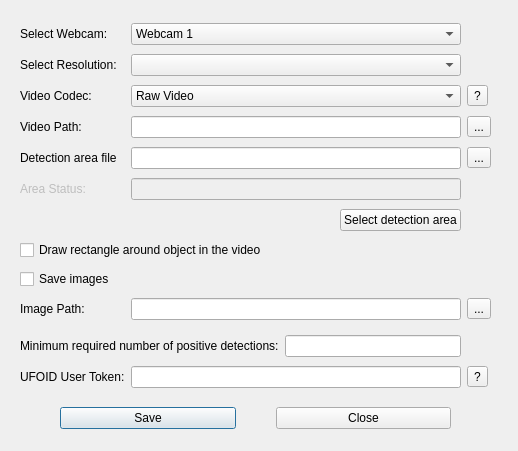
Qt form src/settingsdialog.ui (UFOID/UFO-Detector) before a commit.
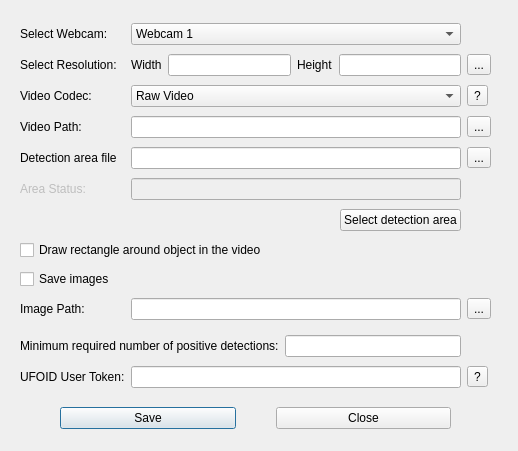
The same form after that commit.

Commit message: Put cam resolution query into dialog, not querying automatically

The edit to the form file:
```diff
--- a/src/settingsdialog.ui
+++ b/src/settingsdialog.ui
@@ -36,7 +36,28 @@
      <number>10</number>
     </property>
     <item row="1" column="1">
-     <widget class="QComboBox" name="comboBoxResolution"/>
+     <layout class="QHBoxLayout" name="horizontalLayout">
+      <item>
+       <widget class="QLabel" name="label_3">
+        <property name="text">
+         <string>Width</string>
+        </property>
+       </widget>
+      </item>
+      <item>
+       <widget class="QLineEdit" name="lineEditCameraWidth"/>
+      </item>
+      <item>
+       <widget class="QLabel" name="label_4">
+        <property name="text">
+         <string>Height</string>
+        </property>
+       </widget>
+      </item>
+      <item>
+       <widget class="QLineEdit" name="lineEditCameraHeight"/>
+      </item>
+     </layout>
     </item>
     <item row="3" column="2">
      <widget class="QToolButton" name="toolButtonVideoPath">
@@ -101,19 +122,12 @@
      </widget>
     </item>
     <item row="2" column="2">
-     <widget class="QToolButton" name="toolButton">
+     <widget class="QToolButton" name="toolButtonCodecHelp">
       <property name="text">
        <string>?</string>
       </property>
      </widget>
     </item>
-    <item row="1" column="0">
-     <widget class="QLabel" name="labelResolution">
-      <property name="text">
-       <string>Select Resolution:</string>
-      </property>
-     </widget>
-    </item>
     <item row="7" column="0" colspan="2">
      <widget class="QCheckBox" name="checkBoxRectangle">
       <property name="text">
@@ -188,7 +202,7 @@
      </widget>
     </item>
     <item row="13" column="2">
-     <widget class="QToolButton" name="toolButtonToken">
+     <widget class="QToolButton" name="toolButtonTokenHelp">
       <property name="text">
        <string>?</string>
       </property>
@@ -324,6 +338,20 @@
       </property>
      </widget>
     </item>
+    <item row="1" column="2">
+     <widget class="QToolButton" name="toolButtonResolutionDialog">
+      <property name="text">
+       <string>...</string>
+      </property>
+     </widget>
+    </item>
+    <item row="1" column="0">
+     <widget class="QLabel" name="labelResolution">
+      <property name="text">
+       <string>Select Resolution:</string>
+      </property>
+     </widget>
+    </item>
    </layout>
   </widget>
  </widget>
```
The commit also changes 14 other files.
